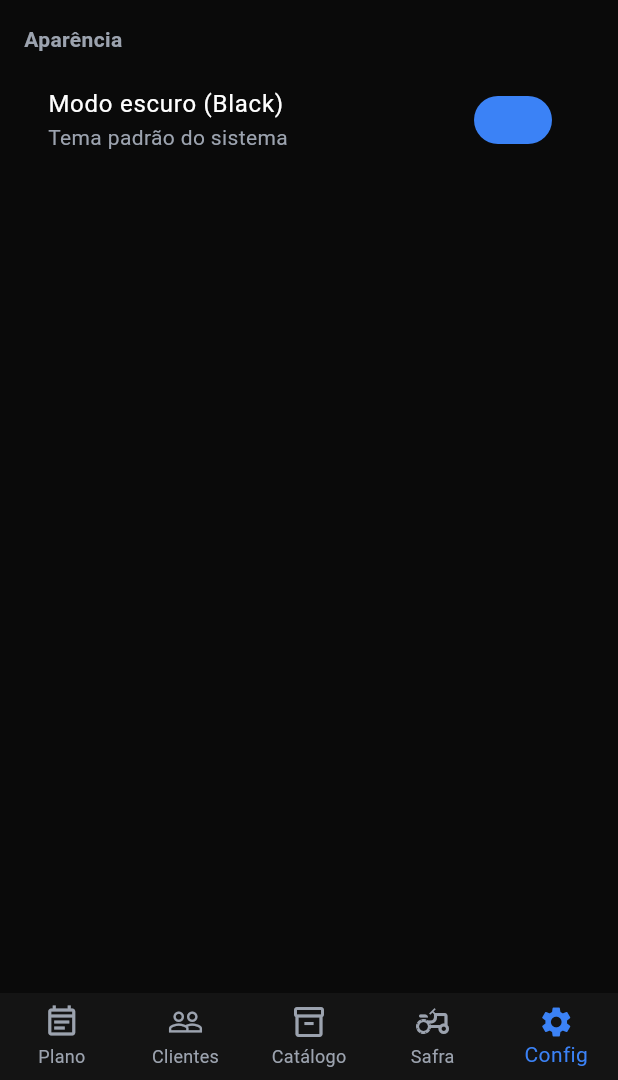
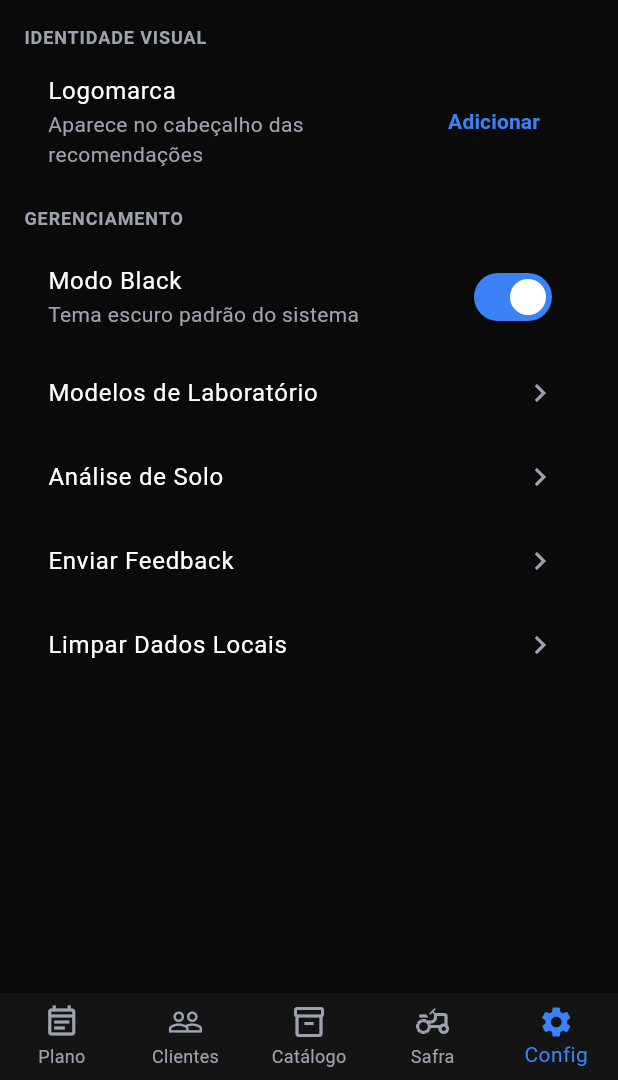
Before and after one commit to AfonsoRaudinei/Mapamental-agro, a Flutter app: the screen it shows after launch, item 5 of the bottom bar chosen, on a phone screen of 412 x 824 dp, the part 156-1236 px from its top. Run offline on Flutter 3.47's test engine with Material 3 defaults, Android fonts, the phone set to English and light mode, and no system bars; our stand-ins replace flutter_riverpod, shared_preferences, sqflite; accounts and stored records are empty.

```diff
--- a/agrimind/lib/app/main_shell.dart
+++ b/agrimind/lib/app/main_shell.dart
@@ -3,6 +3,8 @@ import 'package:flutter_riverpod/flutter_riverpod.dart';
 
 import '../../core/theme/app_colors.dart';
 import '../../core/theme/theme_provider.dart';
+import '../features/analysis/presentation/soil_analysis_screen.dart';
+import '../features/lab/presentation/lab_templates_screen.dart';
 import '../features/plan/presentation/plan_screen.dart';
 import '../features/shared/placeholder_tab_screen.dart';
 
@@ -90,26 +92,85 @@ class _SettingsTab extends ConsumerWidget {
       padding: const EdgeInsets.all(16),
       children: [
         const Text(
-          'Aparência',
+          'IDENTIDADE VISUAL',
           style: TextStyle(
             color: AppColors.onSurfaceMuted,
+            fontSize: 12,
             fontWeight: FontWeight.w600,
+            letterSpacing: 0.6,
+          ),
+        ),
+        const SizedBox(height: 8),
+        _SettingsTile(
+          title: 'Logomarca',
+          subtitle: 'Aparece no cabeçalho das recomendações',
+          trailing: TextButton(onPressed: () {}, child: const Text('Adicionar')),
+        ),
+        const SizedBox(height: 16),
+        const Text(
+          'GERENCIAMENTO',
+          style: TextStyle(
+            color: AppColors.onSurfaceMuted,
+            fontSize: 12,
+            fontWeight: FontWeight.w600,
+            letterSpacing: 0.6,
           ),
         ),
         const SizedBox(height: 8),
         SwitchListTile(
-          title: const Text('Modo escuro (Black)', style: TextStyle(color: AppColors.onSurface)),
+          title: const Text('Modo Black', style: TextStyle(color: AppColors.onSurface)),
           subtitle: const Text(
-            'Tema padrão do sistema',
+            'Tema escuro padrão do sistema',
             style: TextStyle(color: AppColors.onSurfaceMuted),
           ),
           value: theme.isDark,
-          activeColor: AppColors.primary,
+          activeThumbColor: AppColors.onPrimary,
+          activeTrackColor: AppColors.primary,
           onChanged: (v) => ref
               .read(themeProvider.notifier)
               .setTheme(v ? AppTheme.darkBlack : AppTheme.light),
         ),
+        _SettingsTile(
+          title: 'Modelos de Laboratório',
+          onTap: () => Navigator.of(context).push(
+            MaterialPageRoute<void>(builder: (_) => const LabTemplatesScreen()),
+          ),
+        ),
+        _SettingsTile(
+          title: 'Análise de Solo',
+          onTap: () => Navigator.of(context).push(
+            MaterialPageRoute<void>(builder: (_) => const SoilAnalysisScreen()),
+          ),
+        ),
+        _SettingsTile(title: 'Enviar Feedback', onTap: () {}),
+        _SettingsTile(title: 'Limpar Dados Locais', onTap: () {}),
       ],
+    );
+  }
+}
+
+class _SettingsTile extends StatelessWidget {
+  const _SettingsTile({
+    required this.title,
+    this.subtitle,
+    this.trailing,
+    this.onTap,
+  });
+
+  final String title;
+  final String? subtitle;
+  final Widget? trailing;
+  final VoidCallback? onTap;
+
+  @override
+  Widget build(BuildContext context) {
+    return ListTile(
+      title: Text(title, style: const TextStyle(color: AppColors.onSurface)),
+      subtitle: subtitle != null
+          ? Text(subtitle!, style: const TextStyle(color: AppColors.onSurfaceMuted))
+          : null,
+      trailing: trailing ?? (onTap != null ? const Icon(Icons.chevron_right, color: AppColors.onSurfaceMuted) : null),
+      onTap: onTap,
     );
   }
 }
```
Also changed, not shown: agrimind/lib/core/widgets/dark_dropdown_field.dart (+17 -12 lines), agrimind/lib/features/analysis/presentation/soil_analysis_screen.dart (added, +155 -0 lines), agrimind/lib/features/lab/presentation/lab_template_form_screen.dart (added, +149 -0 lines), agrimind/lib/features/lab/presentation/lab_templates_screen.dart (added, +103 -0 lines), agrimind/pubspec.lock, 2 other files.
